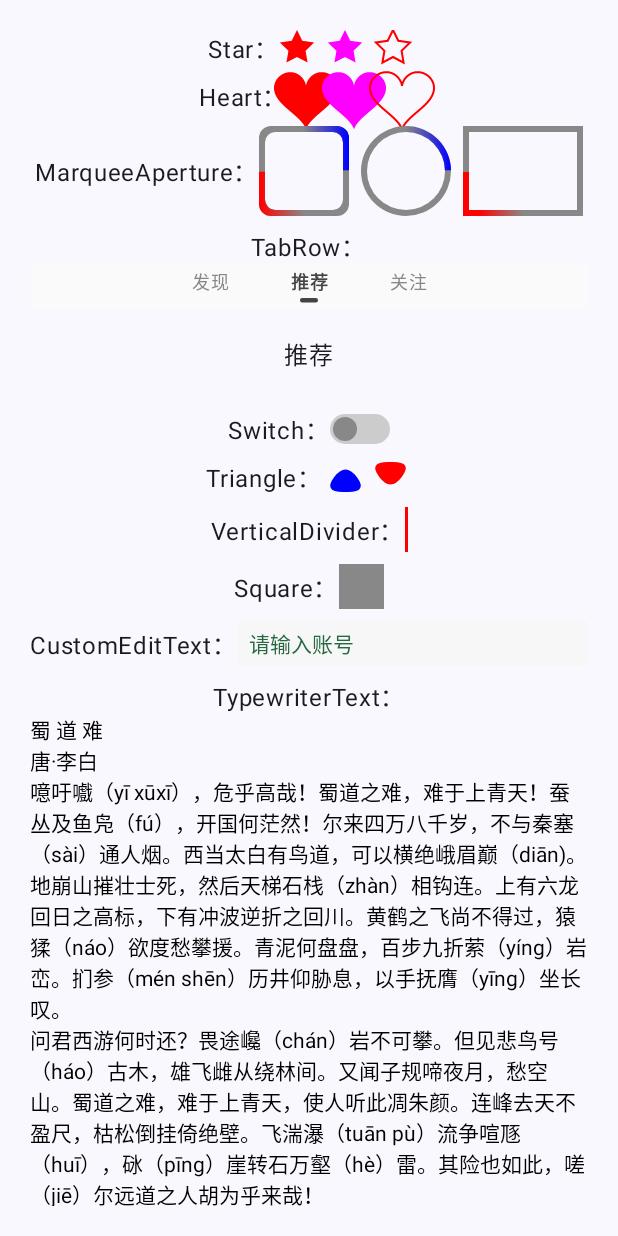
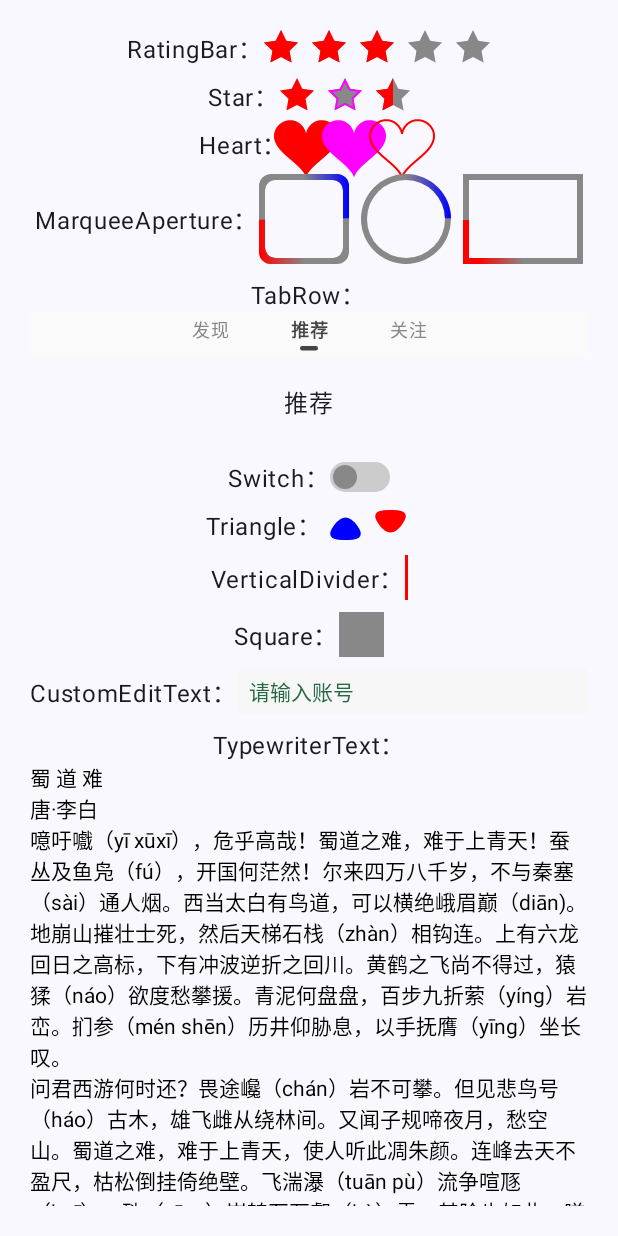
Before and after one commit to FPhoenixCorneaE/android-base-ui-compose, an Android app built with Jetpack Compose: the screen it shows after launch (MainActivity), on a phone screen of 412 x 824 dp. Run offline under Robolectric (Android 15) with nearby library versions, the phone set to English and light mode, and no system bars; our stand-ins replace accompanist.

Commit message:
feat: 自定义评分组件[RatingBar]，五角星以Shape的形式剪切展现

```diff
--- a/app/src/main/java/com/fphoenixcorneae/widget/MainActivity.kt
+++ b/app/src/main/java/com/fphoenixcorneae/widget/MainActivity.kt
@@ -46,7 +46,6 @@ class MainActivity : ComponentActivity() {
                     // A surface container using the 'background' color from the theme
                     Surface(modifier = Modifier.fillMaxSize(), color = MaterialTheme.colorScheme.background) {
 //                        RandomlyRollBallLayout()
-                        val pagerState = rememberPagerState(initialPage = 1)
                         Column(
                             modifier = Modifier
                                 .padding(20.dp)
@@ -58,12 +57,21 @@ class MainActivity : ComponentActivity() {
                                 verticalAlignment = Alignment.CenterVertically,
                                 horizontalArrangement = Arrangement.Center
                             ) {
+                                Text(text = "RatingBar：")
+                                RatingBar(touchEnable = true) {
+                                    Log.d("CustomWidget", "RatingBar: $it")
+                                }
+                            }
+                            Row(
+                                verticalAlignment = Alignment.CenterVertically,
+                                horizontalArrangement = Arrangement.Center
+                            ) {
                                 Text(text = "Star：")
-                                Star(color = Color.Red)
+                                Star()
                                 Spacer(modifier = Modifier.width(8.dp))
-                                Star(color = Color.Magenta)
+                                Star(borderWidth = 1.dp, borderColor = Color.Magenta, filledColor = Color.Gray)
                                 Spacer(modifier = Modifier.width(8.dp))
-                                Star(color = Color.Red, isFill = false)
+                                Star(backgroundColor = Color.Gray, filledFraction = 0.5f)
                             }
                             Row(
                                 verticalAlignment = Alignment.CenterVertically,
@@ -91,6 +99,7 @@ class MainActivity : ComponentActivity() {
                                 )
                             }
                             Column(horizontalAlignment = Alignment.CenterHorizontally) {
+                                val pagerState = rememberPagerState(initialPage = 1)
                                 Text(text = "TabRow：")
                                 val tabs = listOf("发现", "推荐", "关注")
                                 TabRow(
--- /dev/null
+++ b/custom-widget/src/main/java/com/fphoenixcorneae/widget/RatingBar.kt
@@ -0,0 +1,117 @@
+package com.fphoenixcorneae.widget
+
+import android.view.MotionEvent
+import androidx.compose.foundation.layout.Row
+import androidx.compose.foundation.layout.Spacer
+import androidx.compose.foundation.layout.height
+import androidx.compose.foundation.layout.width
+import androidx.compose.runtime.Composable
+import androidx.compose.runtime.currentRecomposeScope
+import androidx.compose.runtime.getValue
+import androidx.compose.runtime.mutableStateOf
+import androidx.compose.runtime.remember
+import androidx.compose.runtime.setValue
+import androidx.compose.ui.ExperimentalComposeUiApi
+import androidx.compose.ui.Modifier
+import androidx.compose.ui.graphics.Color
+import androidx.compose.ui.input.pointer.pointerInteropFilter
+import androidx.compose.ui.platform.LocalDensity
+import androidx.compose.ui.tooling.preview.Preview
+import androidx.compose.ui.unit.Dp
+import androidx.compose.ui.unit.dp
+import java.math.BigDecimal
+import java.math.RoundingMode
+import kotlin.math.floor
+
+/**
+ * 评分组件
+ * @param starSize        星星大小
+ * @param numStars        最大个数
+ * @param space           间距
+ * @param rating          默认评分, 最高评分就是星星个数
+ * @param backgroundColor 星星背景颜色
+ * @param filledColor     星星填充颜色
+ * @param borderWidth     星星边框宽度
+ * @param borderColor     星星边框颜色
+ * @param touchEnable     是否可触摸/点击，修改评分
+ * @param onRatingChanged 评分修改后回调
+ */
+@OptIn(ExperimentalComposeUiApi::class)
+@Composable
+fun RatingBar(
+    modifier: Modifier = Modifier,
+    starSize: Dp = 24.dp,
+    numStars: Int = 5,
+    space: Dp = 8.dp,
+    rating: Float = 3f,
+    backgroundColor: Color = Color.Gray,
+    filledColor: Color = Color.Red,
+    borderWidth: Dp = 0.dp,
+    borderColor: Color = Color.Transparent,
+    touchEnable: Boolean = true,
+    onRatingChanged: ((Float) -> Unit)? = null,
+) {
+    val density = LocalDensity.current
+    val recomposeScope = currentRecomposeScope
+    val starSizePx = density.run { starSize.toPx() }
+    val spacePx = density.run { space.toPx() }
+    val width = starSize * numStars + space * (numStars - 1)
+    val widthPx = density.run { width.toPx() }
+    var mutableRating by remember { mutableStateOf(rating) }
+    Row(
+        modifier = modifier
+            .width(width)
+            .height(starSize)
+            .pointerInteropFilter {
+                if (touchEnable) {
+                    when (it.action) {
+                        MotionEvent.ACTION_DOWN, MotionEvent.ACTION_MOVE -> {
+                            val x = it.x
+                                .coerceAtLeast(0f)
+                                .coerceAtMost(widthPx)
+                            val deviateRating = x / (starSizePx + spacePx)
+                            var realRating = if (deviateRating > floor(deviateRating)) {
+                                (x - spacePx * floor(deviateRating)) / starSizePx
+                            } else {
+                                deviateRating
+                            }
+                            realRating = BigDecimal(realRating.toString())
+                                .setScale(/* newScale = */ 1, /* roundingMode = */ RoundingMode.HALF_UP)
+                                .toFloat()
+                            mutableRating = realRating
+                            recomposeScope.invalidate()
+                            onRatingChanged?.invoke(realRating)
+                        }
+
+                        else -> {}
+                    }
+                }
+                return@pointerInteropFilter touchEnable
+            },
+    ) {
+        repeat(numStars) {
+            val filledFraction = if (mutableRating - it >= 1f) {
+                1f
+            } else {
+                mutableRating - it
+            }
+            Star(
+                starSize = starSize,
+                borderWidth = borderWidth,
+                borderColor = borderColor,
+                backgroundColor = backgroundColor,
+                filledColor = filledColor,
+                filledFraction = filledFraction,
+            )
+            if (it < numStars - 1) {
+                Spacer(modifier = Modifier.width(space))
+            }
+        }
+    }
+}
+
+@Preview
+@Composable
+fun PreviewRatingBar() {
+    RatingBar()
+}
--- a/custom-widget/src/main/java/com/fphoenixcorneae/widget/Star.kt
+++ b/custom-widget/src/main/java/com/fphoenixcorneae/widget/Star.kt
@@ -1,8 +1,11 @@
 package com.fphoenixcorneae.widget
 
 import android.graphics.PointF
-import androidx.compose.foundation.Canvas
+import androidx.annotation.FloatRange
+import androidx.compose.foundation.background
+import androidx.compose.foundation.border
 import androidx.compose.foundation.layout.Arrangement
+import androidx.compose.foundation.layout.Box
 import androidx.compose.foundation.layout.Row
 import androidx.compose.foundation.layout.Spacer
 import androidx.compose.foundation.layout.size
@@ -10,14 +13,17 @@ import androidx.compose.foundation.layout.width
 import androidx.compose.runtime.Composable
 import androidx.compose.ui.Alignment
 import androidx.compose.ui.Modifier
+import androidx.compose.ui.draw.clip
+import androidx.compose.ui.draw.drawWithContent
+import androidx.compose.ui.geometry.Size
 import androidx.compose.ui.graphics.Color
-import androidx.compose.ui.graphics.Paint
-import androidx.compose.ui.graphics.PaintingStyle
+import androidx.compose.ui.graphics.Outline
 import androidx.compose.ui.graphics.Path
-import androidx.compose.ui.graphics.drawscope.drawIntoCanvas
-import androidx.compose.ui.graphics.drawscope.translate
+import androidx.compose.ui.graphics.Shape
 import androidx.compose.ui.tooling.preview.Preview
+import androidx.compose.ui.unit.Density
 import androidx.compose.ui.unit.Dp
+import androidx.compose.ui.unit.LayoutDirection
 import androidx.compose.ui.unit.dp
 import kotlin.math.cos
 import kotlin.math.sin
@@ -29,10 +35,38 @@ import kotlin.math.sin
 @Composable
 fun Star(
     modifier: Modifier = Modifier,
-    size: Dp = 24.dp,
-    color: Color = Color.Yellow,
-    isFill: Boolean = true,
+    starSize: Dp = 24.dp,
+    borderWidth: Dp = 0.dp,
+    borderColor: Color = Color.Transparent,
+    backgroundColor: Color = Color.Transparent,
+    filledColor: Color = Color.Red,
+    @FloatRange(from = 0.0, to = 1.0) filledFraction: Float = 1f,
 ) {
+    Box(
+        modifier = modifier
+            .size(size = starSize)
+            .clip(StarShape)
+            .background(color = backgroundColor)
+            .border(width = borderWidth, color = borderColor, shape = StarShape)
+            .drawWithContent {
+                drawContent()
+                drawRect(color = filledColor, size = size.copy(size.width * filledFraction))
+            },
+    )
+}
+
+val StarShape = object : Shape {
+    override fun createOutline(size: Size, layoutDirection: LayoutDirection, density: Density): Outline {
+        return Outline.Generic(
+            path = Path().apply {
+                // 外圆半径
+                val outerR = size.minDimension / 2
+                // 内圆半径
+                val innerR = outerR / 2
+                // 中心坐标
+                val centerX = size.width / 2
+                val centerY = size.height / 2
+
                 // 计算平均角度, 72°
                 val averageAngle = 360f / 5
                 // 计算大圆的外角的角度, 90°-72°=18°
@@ -42,52 +76,33 @@ fun Star(
                 // 创建2个点
                 val outerPoint = PointF()
                 val innerPoint = PointF()
-    val path = Path()
-    Canvas(modifier = modifier.size(size)) {
-        translate(left = center.x, top = center.y) {
-            drawIntoCanvas {
-                val outerR = this.size.width / 2
-                val innerR = outerR / 2
-                path.reset()
+
                 (0 until 5).forEach {
                     // 计算大圆上的点坐标，从右上角开始，逆时针连接
                     // x = Math.cos((18° + 72° * i) / 180f * Math.PI) * 大圆半径
                     // y = -Math.sin((18° + 72° * i) / 180f * Math.PI) * 大圆半径
                     outerPoint.x =
-                        (cos(Math.toRadians((outerCircleAngle + it * averageAngle).toDouble())) * outerR).toFloat()
+                        centerX + (cos(Math.toRadians((outerCircleAngle + it * averageAngle).toDouble())) * outerR).toFloat()
                     outerPoint.y =
-                        (-sin(Math.toRadians((outerCircleAngle + it * averageAngle).toDouble())) * outerR).toFloat()
+                        centerY + (-sin(Math.toRadians((outerCircleAngle + it * averageAngle).toDouble())) * outerR).toFloat()
                     // 计算小圆上的点坐标
                     // x = Math.cos((54° + 72° * i) / 180f * Math.PI) * 小圆半径
                     // y = -Math.sin((54° + 72° * i) / 180f * Math.PI) * 小圆半径
                     innerPoint.x =
-                        (cos(Math.toRadians((innerCircleAngle + it * averageAngle).toDouble())) * innerR).toFloat()
+                        centerX + (cos(Math.toRadians((innerCircleAngle + it * averageAngle).toDouble())) * innerR).toFloat()
                     innerPoint.y =
-                        (-sin(Math.toRadians((innerCircleAngle + it * averageAngle).toDouble())) * innerR).toFloat()
+                        centerY + (-sin(Math.toRadians((innerCircleAngle + it * averageAngle).toDouble())) * innerR).toFloat()
                     // 先移动到第一个大圆上的点
                     if (it == 0) {
-                        path.moveTo(x = outerPoint.x, y = outerPoint.y)
+                        moveTo(x = outerPoint.x, y = outerPoint.y)
                     }
                     // 坐标连接，先大圆角上的点，再到小圆角上的点
-                    path.lineTo(x = outerPoint.x, y = outerPoint.y)
-                    path.lineTo(x = innerPoint.x, y = innerPoint.y)
+                    lineTo(x = outerPoint.x, y = outerPoint.y)
+                    lineTo(x = innerPoint.x, y = innerPoint.y)
                 }
-                path.close()
-                it.drawPath(
-                    path = path,
-                    paint = Paint().apply {
-                        isAntiAlias = true
-                        this.color = color
-                        if (isFill) {
-                            style = PaintingStyle.Fill
-                        } else {
-                            style = PaintingStyle.Stroke
-                            strokeWidth = 2f
-                        }
+                close()
             },
         )
-            }
-        }
     }
 }
 
@@ -97,8 +112,8 @@ fun PreviewStar() {
     Row(verticalAlignment = Alignment.CenterVertically, horizontalArrangement = Arrangement.Center) {
         Star()
         Spacer(modifier = Modifier.width(8.dp))
-        Star(color = Color.Magenta)
+        Star(borderWidth = 1.dp, borderColor = Color.Magenta, filledColor = Color.Gray)
         Spacer(modifier = Modifier.width(8.dp))
-        Star(isFill = false)
+        Star(backgroundColor = Color.Gray, filledFraction = 0.5f)
     }
 }
```
Also changed, not shown: 1 other file. Lines whose indentation alone changed are shown as unchanged.
